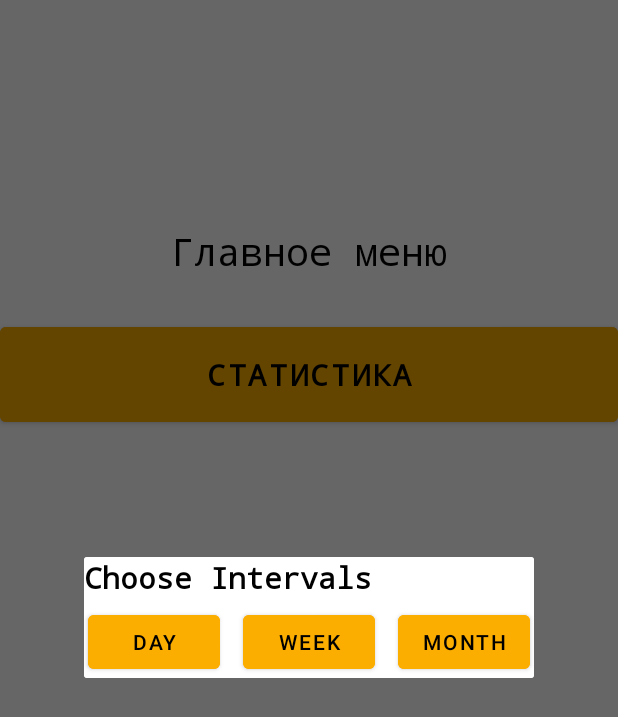
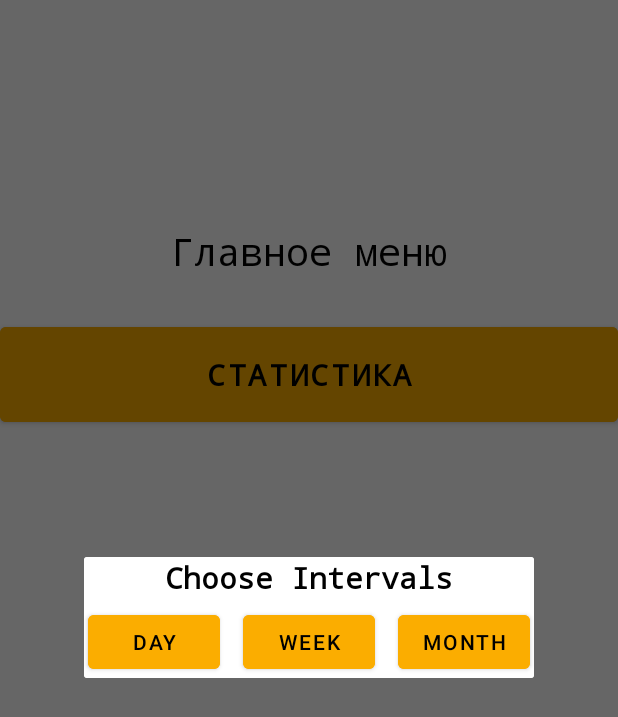
Before and after one commit to dumonten/FinancePRO, an Android app: the MainActivity screen opened directly, with no data from a screen before it, after a tap on "СТАТИСТИКА", on a phone screen of 412 x 824 dp. Shown: the top 717 px of the screen. Run offline under Robolectric (Android 15) with nearby library versions, the phone set to English and light mode, and no system bars.

Commit message:
dialog_intervals.xml Change

```diff
--- a/app/src/main/res/layout/dialog_intervals.xml
+++ b/app/src/main/res/layout/dialog_intervals.xml
@@ -9,8 +9,9 @@
 
     <TextView
         android:id="@+id/tDay"
-        android:layout_width="match_parent"
+        android:layout_width="wrap_content"
         android:layout_height="wrap_content"
+        android:layout_centerHorizontal="true"
         android:text="Choose Intervals"
         android:textSize="20sp"
         android:fontFamily="monospace"
```
